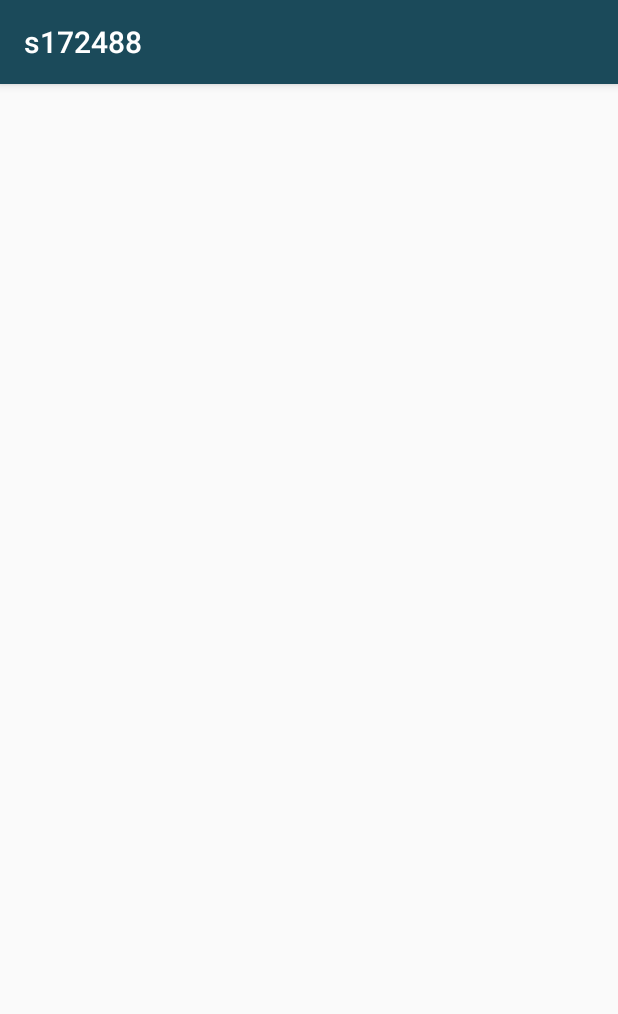
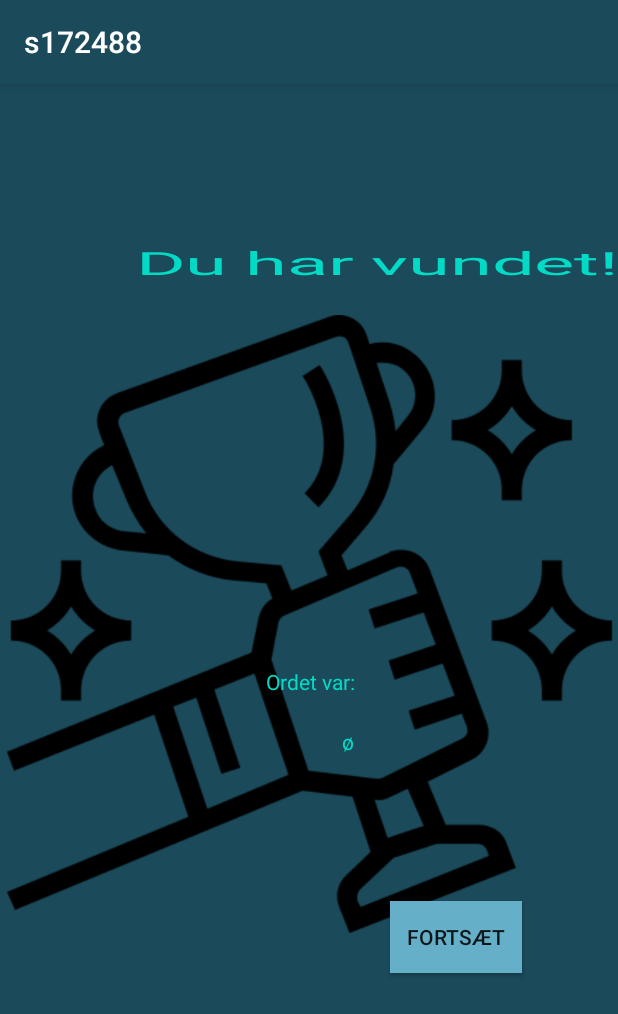
Before and after one commit to JacobSylvest/galgeleg_min, an Android app: the Vinder screen opened directly, with no data from a screen before it, on a phone screen of 412 x 824 dp. Shown: the top 1014 px of the screen. Run offline under Robolectric (Android 15) with nearby library versions, the phone set to English and light mode, and no system bars.

Commit message:
vinder activity og vinderlyd. ikke færdig.

```diff
--- a/app/src/main/AndroidManifest.xml
+++ b/app/src/main/AndroidManifest.xml
@@ -3,7 +3,6 @@
     package="com.example.galgeleg_min">
 
     <uses-permission android:name="android.permission.INTERNET" />
-
 
     <application
         android:allowBackup="true"
@@ -12,7 +11,8 @@
         android:roundIcon="@mipmap/ic_launcher_round"
         android:supportsRtl="true"
         android:theme="@style/AppTheme">
-        <activity android:name=".Vinder"></activity>
+        <activity android:name=".OneVsOne"></activity>
+        <activity android:name=".Vinder" />
         <activity android:name=".Highscore" />
         <activity android:name=".HelpMenu" />
         <activity android:name=".Galgeleg" />
--- a/app/src/main/java/com/example/galgeleg_min/Galgeleg.java
+++ b/app/src/main/java/com/example/galgeleg_min/Galgeleg.java
@@ -245,7 +245,7 @@ public class Galgeleg extends AppCompatActivity implements View.OnClickListener
      */
     public void indtastOrd () {
         AlertDialog.Builder builder = new AlertDialog.Builder(this);
-        builder.setTitle( "indtast hemmelig ord og giv enheden videre:");
+        builder.setTitle( "indtast hemmeligt ord og giv enheden videre:");
         final EditText input = new EditText(this);
         input.setInputType(InputType.TYPE_CLASS_TEXT);
         builder.setView(input);
--- a/app/src/main/java/com/example/galgeleg_min/Vinder.java
+++ b/app/src/main/java/com/example/galgeleg_min/Vinder.java
@@ -1,27 +1,67 @@
 package com.example.galgeleg_min;
+
+
+import android.content.Intent;
+import android.media.MediaPlayer;
+import android.os.Bundle;
+import android.view.View;
+import android.view.animation.Animation;
+import android.view.animation.AnimationUtils;
+import android.widget.Button;
+import android.widget.TextView;
 
 import androidx.appcompat.app.AppCompatActivity;
 
-import android.content.Intent;
-import android.os.Bundle;
-import android.view.View;
-import android.widget.Button;
+public class Vinder extends AppCompatActivity /*implements View.OnClickListener */{
 
-public class Vinder extends AppCompatActivity implements View.OnClickListener {
-    Button menu;
-    Intent menuIntent;
+    Button button;
+    TextView text, text2, text3;
+    private Galgelogik galgelogik;
+    MediaPlayer Win;
+
+
+
+
     @Override
     protected void onCreate(Bundle savedInstanceState) {
         super.onCreate(savedInstanceState);
         setContentView(R.layout.activity_vinder);
         //menu = findViewById(R.id.menuWinner2);
+        String word = getIntent().getStringExtra("word");
 
-        menuIntent = new Intent(this, MainActivity.class);
-        menu.setOnClickListener(this);
+        Win = MediaPlayer.create(getApplicationContext(),R.raw.ta_da);
+        Win.start();
+        galgelogik = Galgelogik.getInstance();
+        text2 = findViewById(R.id.textViewX);
+        text = findViewById(R.id.textViewY);
+        text.setText(galgelogik.getOrdet()); //ellers eer det galgelogik.getSynligtOrd()
+
+        text3 = findViewById(R.id.textViewZ);
+        Animation animation = AnimationUtils.loadAnimation(this, R.anim.hyperspace_out);
+        text3.startAnimation(animation);
+
+        button = findViewById(R.id.buttonX);
+        button.setOnClickListener(new View.OnClickListener() {
+            @Override
+            public void onClick(View v) {
+                startActivity(new Intent(Vinder.this, Galgeleg.class));
+                Vinder.this.finish();
+            }
+        });
+
+
+       /* menuIntent = new Intent(this, MainActivity.class);
+        menu.setOnClickListener(this);*/
     }
 
     @Override
+    protected void  onPause(){
+        super.onPause();
+        Win.release();
+    }
+/*
+    @Override
     public void onClick(View v) {
         startActivity(menuIntent);
-    }
+    }*/
 }
--- /dev/null
+++ b/app/src/main/res/anim/hyperspace_out.xml
@@ -0,0 +1,54 @@
+<?xml version="1.0" encoding="utf-8"?>
+<!-- Copyright (C) 2007 The Android Open Source Project
+
+     Licensed under the Apache License, Version 2.0 (the "License");
+     you may not use this file except in compliance with the License.
+     You may obtain a copy of the License at
+
+          http://www.apache.org/licenses/LICENSE-2.0
+
+     Unless required by applicable law or agreed to in writing, software
+     distributed under the License is distributed on an "AS IS" BASIS,
+     WITHOUT WARRANTIES OR CONDITIONS OF ANY KIND, either express or implied.
+     See the License for the specific language governing permissions and
+     limitations under the License.
+-->
+
+<set xmlns:android="http://schemas.android.com/apk/res/android"
+    android:shareInterpolator="false">
+
+    <scale
+        android:duration="700"
+        android:fillAfter="false"
+        android:fromXScale="1.0"
+        android:fromYScale="1.0"
+        android:interpolator="@android:anim/accelerate_decelerate_interpolator"
+        android:pivotX="50%"
+        android:pivotY="50%"
+        android:toXScale="1.4"
+        android:toYScale="0.6"/>
+
+
+    <set
+        android:interpolator="@android:anim/accelerate_interpolator"
+        android:startOffset="700">
+
+        <scale
+            android:duration="400"
+            android:fromXScale="1.4"
+            android:fromYScale="0.6"
+            android:pivotX="50%"
+            android:pivotY="50%"
+            android:toXScale="0.0"
+            android:toYScale="0.0"/>
+
+        <rotate
+            android:duration="400"
+            android:fromDegrees="0"
+            android:pivotX="50%"
+            android:pivotY="50%"
+            android:toDegrees="-45"
+            android:toYScale="0.0"/>
+    </set>
+
+</set>
--- a/app/src/main/res/layout/activity_highscore.xml
+++ b/app/src/main/res/layout/activity_highscore.xml
@@ -22,7 +22,7 @@
 
     <ListView
         android:id="@+id/high_score_list"
-        android:layout_width="437dp"
+        android:layout_width="400dp"
         android:layout_height="286dp"
         android:layout_marginTop="60dp"
         app:layout_constraintEnd_toEndOf="parent"
--- a/app/src/main/res/layout/activity_vinder.xml
+++ b/app/src/main/res/layout/activity_vinder.xml
@@ -4,6 +4,62 @@
     xmlns:tools="http://schemas.android.com/tools"
     android:layout_width="match_parent"
     android:layout_height="match_parent"
+    android:background="#1B4A5A"
     tools:context=".Vinder">
 
+    <ImageView
+        android:id="@+id/imageView2"
+        android:layout_width="wrap_content"
+        android:layout_height="wrap_content"
+        app:layout_constraintEnd_toEndOf="parent"
+        app:layout_constraintTop_toTopOf="@+id/textViewZ"
+        app:srcCompat="@drawable/success" />
+
+    <TextView
+        android:id="@+id/textViewX"
+        android:layout_width="wrap_content"
+        android:layout_height="wrap_content"
+        android:layout_marginTop="236dp"
+        android:layout_marginEnd="172dp"
+        android:text="Ordet var: "
+        android:textColor="#03DAC5"
+        app:layout_constraintEnd_toEndOf="parent"
+        app:layout_constraintTop_toBottomOf="@+id/textViewZ" />
+
+    <Button
+        android:id="@+id/buttonX"
+        android:layout_width="wrap_content"
+        android:layout_height="wrap_content"
+        android:layout_marginTop="392dp"
+        android:layout_marginEnd="64dp"
+        android:background="#66AFC9"
+        android:text="Fortsæt"
+        android:textColorHighlight="#FFFFFF"
+        app:layout_constraintEnd_toEndOf="parent"
+        app:layout_constraintTop_toBottomOf="@+id/textViewZ" />
+
+    <TextView
+        android:id="@+id/textViewY"
+        android:layout_width="wrap_content"
+        android:layout_height="wrap_content"
+        android:layout_marginTop="276dp"
+        android:layout_marginEnd="176dp"
+        android:text="TextView"
+        android:textColor="#03DAC5"
+        app:layout_constraintEnd_toEndOf="parent"
+        app:layout_constraintTop_toBottomOf="@+id/textViewZ" />
+
+    <TextView
+        android:id="@+id/textViewZ"
+        android:layout_width="wrap_content"
+        android:layout_height="wrap_content"
+        android:layout_marginTop="104dp"
+        android:text="Du har vundet!"
+        android:textColor="#03DAC5"
+        android:textSize="36sp"
+        app:layout_constraintEnd_toEndOf="parent"
+        app:layout_constraintHorizontal_bias="0.497"
+        app:layout_constraintStart_toStartOf="parent"
+        app:layout_constraintTop_toTopOf="parent" />
+
 </androidx.constraintlayout.widget.ConstraintLayout>
```
Also changed, not shown: app/src/main/res/drawable/success.png (added), 1 other file.
